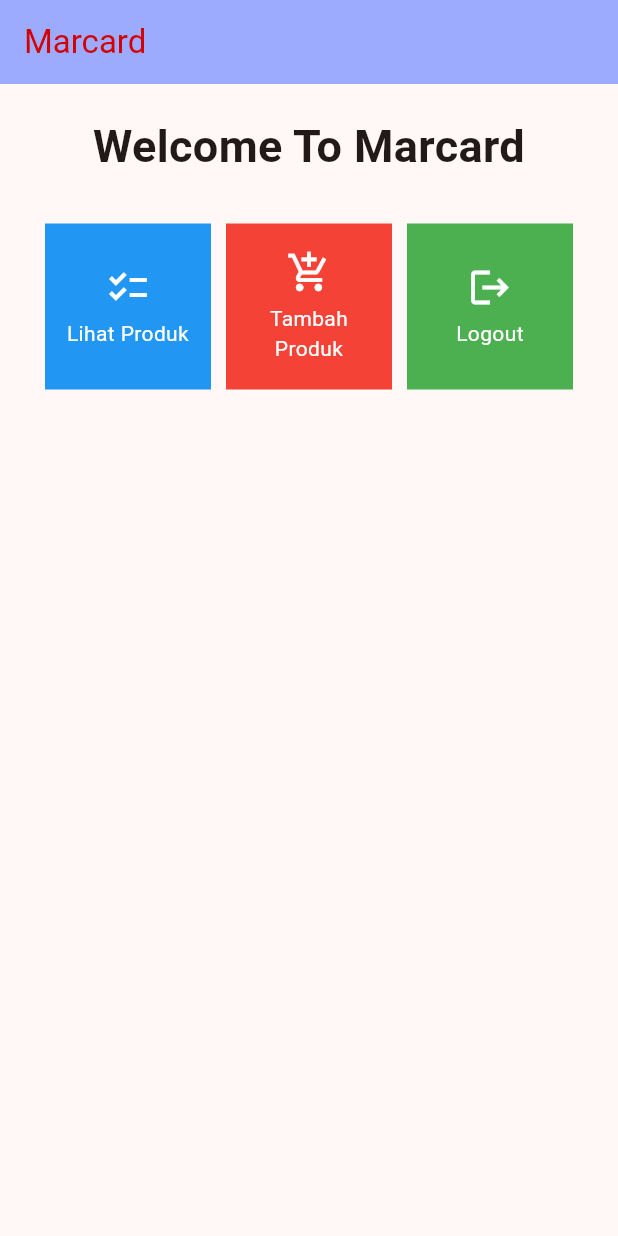
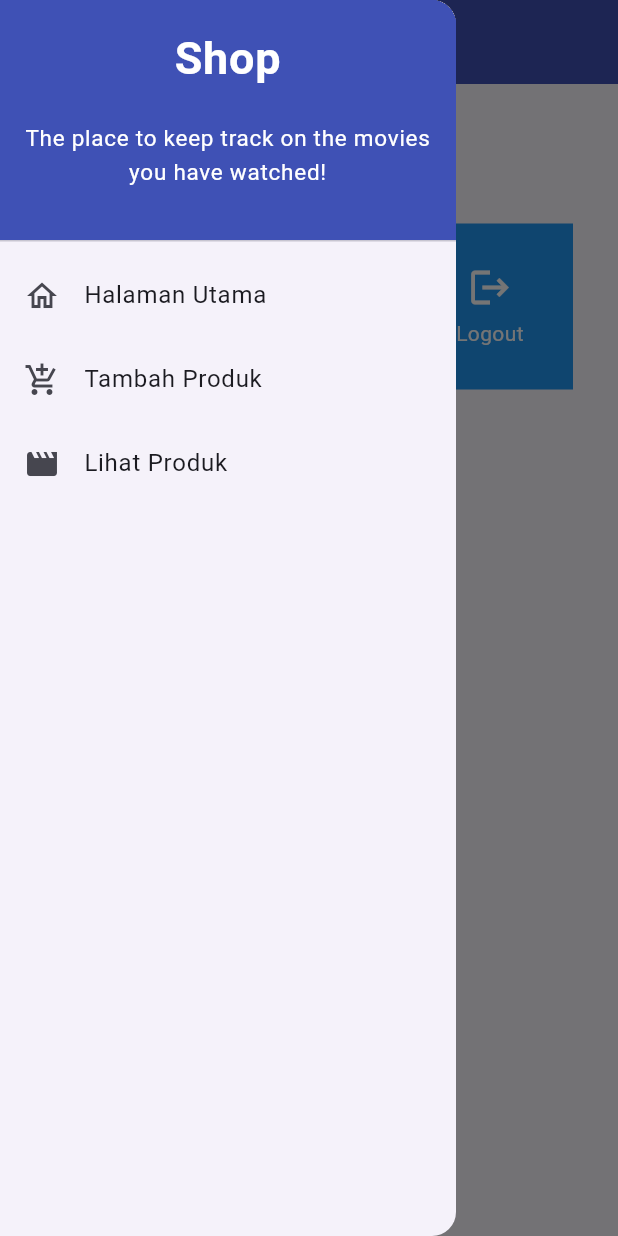
Before and after one commit to gammafarrel/marcard-mobile, a Flutter app: the screen it shows after launch, with the side drawer open (before the commit the screen has no drawer), on a phone screen of 412 x 824 dp. Run offline on Flutter 3.47's test engine with Material 2 defaults, Android fonts, the light colour scheme and no system bars.

Commit message:
Tugas 8 : Done All

```diff
--- a/marcard/lib/main.dart
+++ b/marcard/lib/main.dart
@@ -1,5 +1,5 @@
 import 'package:flutter/material.dart';
-import 'package:marcard/menu.dart';
+import 'package:marcard/screens/menu.dart';
 
 void main() {
   runApp(const MyApp());
@@ -14,22 +14,7 @@
     return MaterialApp(
       title: 'Flutter Demo',
       theme: ThemeData(
-        // This is the theme of your application.
-        //
-        // TRY THIS: Try running your application with "flutter run". You'll see
-        // the application has a blue toolbar. Then, without quitting the app,
-        // try changing the seedColor in the colorScheme below to Colors.green
-        // and then invoke "hot reload" (save your changes or press the "hot
-        // reload" button in a Flutter-supported IDE, or press "r" if you used
-        // the command line to start the app).
-        //
-        // Notice that the counter didn't reset back to zero; the application
-        // state is not lost during the reload. To reset the state, use hot
-        // restart instead.
-        //
-        // This works for code too, not just values: Most code changes can be
-        // tested with just a hot reload.
-        colorScheme: ColorScheme.fromSeed(seedColor: Colors.red),
+        colorScheme: ColorScheme.fromSeed(seedColor: Colors.indigo),
         useMaterial3: true,
       ),
       home: MyHomePage(),
--- a/marcard/lib/menu.dart
+++ /dev/null
@@ -1,114 +0,0 @@
-import 'package:flutter/material.dart';
-
-class MyHomePage extends StatelessWidget {
-  MyHomePage({Key? key}) : super(key: key);
-
-  final List<ShopItem> items = [
-    ShopItem("Lihat Produk", Icons.checklist, Colors.blue),
-    ShopItem("Tambah Produk", Icons.add_shopping_cart, Colors.red),
-    ShopItem("Logout", Icons.logout, Colors.green),
-  ];
-
-  @override
-  Widget build(BuildContext context) {
-    return Scaffold(
-      appBar: AppBar(
-        title: const Text(
-          'Marcard',
-          style: TextStyle(color: Color.fromARGB(255, 212, 0, 0)),
-        ),
-        backgroundColor: const Color.fromARGB(255, 157, 171, 255),
-      ),
-      body: SingleChildScrollView(
-        // Widget wrapper yang dapat discroll
-        child: Padding(
-          padding: const EdgeInsets.all(10.0), // Set padding dari halaman
-          child: Column(
-            // Widget untuk menampilkan children secara vertikal
-            children: <Widget>[
-              const Padding(
-                padding: EdgeInsets.only(top: 10.0, bottom: 10.0),
-                // Widget Text untuk menampilkan tulisan dengan alignment center dan style yang sesuai
-                child: Text(
-                  'Welcome To Marcard', // Text yang menandakan toko
-                  textAlign: TextAlign.center,
-                  style: TextStyle(
-                    fontSize: 30,
-                    fontWeight: FontWeight.bold,
-                  ),
-                ),
-              ),
-              // Grid layout
-              GridView.count(
-                // Container pada card kita.
-                primary: true,
-                padding: const EdgeInsets.all(20),
-                crossAxisSpacing: 10,
-                mainAxisSpacing: 10,
-                crossAxisCount: 3,
-                shrinkWrap: true,
-                children: items.map((ShopItem item) {
-                  // Iterasi untuk setiap item
-                  return ShopCard(item);
-                }).toList(),
-              ),
-            ],
-          ),
-        ),
-      ),
-    );
-  }
-}
-
-class ShopCard extends StatelessWidget {
-  final ShopItem item;
-
-  const ShopCard(this.item, {super.key}); // Constructor
-
-  @override
-  Widget build(BuildContext context) {
-    return Material(
-      color: item.color,
-      child: InkWell(
-        // Area responsive terhadap sentuhan
-        onTap: () {
-          // Memunculkan SnackBar ketika diklik
-          ScaffoldMessenger.of(context)
-            ..hideCurrentSnackBar()
-            ..showSnackBar(SnackBar(
-                content: Text("Kamu telah menekan tombol ${item.name}!")));
-        },
-        child: Container(
-          // Container untuk menyimpan Icon dan Text
-          padding: const EdgeInsets.all(8),
-          child: Center(
-            child: Column(
-              mainAxisAlignment: MainAxisAlignment.center,
-              children: [
-                Icon(
-                  item.icon,
-                  color: Colors.white,
-                  size: 30.0,
-                ),
-                const Padding(padding: EdgeInsets.all(3)),
-                Text(
-                  item.name,
-                  textAlign: TextAlign.center,
-                  style: const TextStyle(color: Colors.white),
-                ),
-              ],
-            ),
-          ),
-        ),
-      ),
-    );
-  }
-}
-
-class ShopItem {
-  final String name;
-  final IconData icon;
-  final Color color;
-
-  ShopItem(this.name, this.icon, this.color);
-}
--- /dev/null
+++ b/marcard/lib/screens/menu.dart
@@ -0,0 +1,64 @@
+import 'package:flutter/material.dart';
+import 'package:marcard/widgets/left_drawer.dart';
+import 'package:marcard/widgets/shop_card.dart';
+
+class MyHomePage extends StatelessWidget {
+  MyHomePage({Key? key}) : super(key: key);
+  final List<ShopItem> items = [
+    ShopItem("Lihat Produk", Icons.movie, Colors.teal),
+    ShopItem("Tambah Produk", Icons.add_shopping_cart, Colors.lightBlue),
+    ShopItem("Logout", Icons.logout, Colors.blue),
+  ];
+
+  @override
+  Widget build(BuildContext context) {
+    return Scaffold(
+      appBar: AppBar(
+        title: const Text(
+          'Shop',
+        ),
+        backgroundColor: Colors.indigo,
+        foregroundColor: Colors.white,
+      ),
+      // Masukkan drawer sebagai parameter nilai drawer dari widget Scaffold
+      drawer: const LeftDrawer(),
+      body: SingleChildScrollView(
+        // Widget wrapper yang dapat discroll
+        child: Padding(
+          padding: const EdgeInsets.all(10.0), // Set padding dari halaman
+          child: Column(
+            // Widget untuk menampilkan children secara vertikal
+            children: <Widget>[
+              const Padding(
+                padding: EdgeInsets.only(top: 10.0, bottom: 10.0),
+                // Widget Text untuk menampilkan tulisan dengan alignment center dan style yang sesuai
+                child: Text(
+                  'Shop', // Text yang menandakan toko
+                  textAlign: TextAlign.center,
+                  style: TextStyle(
+                    fontSize: 30,
+                    fontWeight: FontWeight.bold,
+                  ),
+                ),
+              ),
+              // Grid layout
+              GridView.count(
+                // Container pada card kita.
+                primary: true,
+                padding: const EdgeInsets.all(20),
+                crossAxisSpacing: 10,
+                mainAxisSpacing: 10,
+                crossAxisCount: 3,
+                shrinkWrap: true,
+                children: items.map((ShopItem item) {
+                  // Iterasi untuk setiap item
+                  return ShopCard(item);
+                }).toList(),
+              ),
+            ],
+          ),
+        ),
+      ),
+    );
+  }
+}
--- /dev/null
+++ b/marcard/lib/widgets/left_drawer.dart
@@ -0,0 +1,82 @@
+import 'package:flutter/material.dart';
+import 'package:marcard/screens/menu.dart';
+import '../screens/shoplist_form.dart';
+import '../screens/see_product.dart';
+
+class LeftDrawer extends StatelessWidget {
+  const LeftDrawer({super.key});
+
+  @override
+  Widget build(BuildContext context) {
+    return Drawer(
+      child: ListView(
+        children: [
+          const DrawerHeader(
+            decoration: BoxDecoration(
+              color: Colors.indigo,
+            ),
+            child: Column(
+              children: [
+                Text(
+                  'Shop',
+                  textAlign: TextAlign.center,
+                  style: TextStyle(
+                    fontSize: 30,
+                    fontWeight: FontWeight.bold,
+                    color: Colors.white,
+                  ),
+                ),
+                Padding(padding: EdgeInsets.all(10)),
+                Text(
+                  "The place to keep track on the movies you have watched!",
+                  textAlign: TextAlign.center,
+                  style: TextStyle(
+                    fontSize: 15,
+                    color: Colors.white,
+                    fontWeight: FontWeight.normal,
+                  ),
+                ),
+              ],
+            ),
+          ),
+          ListTile(
+            leading: const Icon(Icons.home_outlined),
+            title: const Text('Halaman Utama'),
+            // Bagian redirection ke MyHomePage
+            onTap: () {
+              Navigator.pushReplacement(
+                  context,
+                  MaterialPageRoute(
+                    builder: (context) => MyHomePage(),
+                  ));
+            },
+          ),
+          ListTile(
+            leading: const Icon(Icons.add_shopping_cart),
+            title: const Text('Tambah Produk'),
+            // Bagian redirection ke ShopFormPage
+            onTap: () {
+              Navigator.push(
+                  context,
+                  MaterialPageRoute(
+                    builder: (context) => ShopFormPage(),
+                  ));
+            },
+          ),
+          ListTile(
+            leading: const Icon(Icons.movie),
+            title: const Text('Lihat Produk'),
+            onTap: () {
+              Navigator.push(
+                context,
+                MaterialPageRoute(
+                    builder: (context) =>
+                        ProductListPage(items: itemList)),
+              );
+            },
+          ),
+        ],
+      ),
+    );
+  }
+}
--- /dev/null
+++ b/marcard/lib/widgets/shop_card.dart
@@ -0,0 +1,72 @@
+import 'package:flutter/material.dart';
+import 'package:marcard/screens/shoplist_form.dart';
+import 'package:marcard/screens/see_product.dart';
+
+class ShopItem {
+  final String name;
+  final IconData icon;
+  final Color color;
+
+  ShopItem(this.name, this.icon, this.color);
+}
+
+class ShopCard extends StatelessWidget {
+  final ShopItem item;
+
+  const ShopCard(this.item, {super.key}); // Constructor
+
+  @override
+  Widget build(BuildContext context) {
+    return Material(
+      color: item.color,
+      child: InkWell(
+        // Area responsive terhadap sentuhan
+        onTap: () {
+          // Memunculkan SnackBar ketika diklik
+          ScaffoldMessenger.of(context)
+            ..hideCurrentSnackBar()
+            ..showSnackBar(SnackBar(
+                content: Text("Kamu telah menekan tombol ${item.name}!")));
+
+          // Navigate ke route yang sesuai (tergantung jenis tombol)
+          if (item.name == "Tambah Produk") {
+            Navigator.push(
+                context,
+                MaterialPageRoute(
+                  builder: (context) => ShopFormPage(),
+                ));
+          }
+          if (item.name == "Lihat Produk") {
+            Navigator.push(
+              context,
+              MaterialPageRoute(
+                  builder: (context) => ProductListPage(items: itemList)),
+            );
+          }
+        },
+        child: Container(
+          // Container untuk menyimpan Icon dan Text
+          padding: const EdgeInsets.all(8),
+          child: Center(
+            child: Column(
+              mainAxisAlignment: MainAxisAlignment.center,
+              children: [
+                Icon(
+                  item.icon,
+                  color: Colors.white,
+                  size: 30.0,
+                ),
+                const Padding(padding: EdgeInsets.all(3)),
+                Text(
+                  item.name,
+                  textAlign: TextAlign.center,
+                  style: const TextStyle(color: Colors.white),
+                ),
+              ],
+            ),
+          ),
+        ),
+      ),
+    );
+  }
+}
```
Also changed, not shown: marcard/lib/models/item.dart (added, +7 -0 lines), marcard/lib/screens/see_product.dart (added, +29 -0 lines), marcard/lib/screens/shoplist_form.dart (added, +168 -0 lines), 1 other file.
